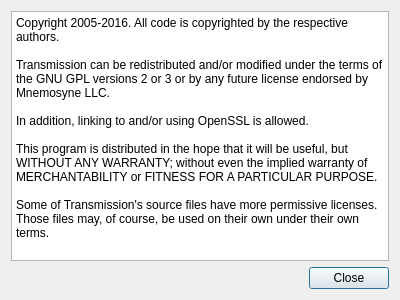
Before: the Qt Designer form src/router/transmission/qt/LicenseDialog.ui in mirror/dd-wrt, drawn with Qt 5.
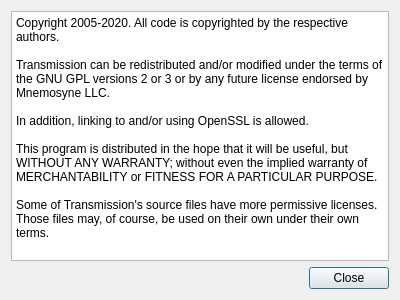
After: the same form once the commit is applied.

The edit to the form file:
```diff
--- a/src/router/transmission/qt/LicenseDialog.ui
+++ b/src/router/transmission/qt/LicenseDialog.ui
@@ -20,7 +20,7 @@
       <bool>true</bool>
      </property>
      <property name="plainText">
-      <string notr="true">Copyright 2005-2016. All code is copyrighted by the respective authors.
+      <string notr="true">Copyright 2005-2020. All code is copyrighted by the respective authors.
 
 Transmission can be redistributed and/or modified under the terms of the GNU GPL versions 2 or 3 or by any future license endorsed by Mnemosyne LLC.
 
```
